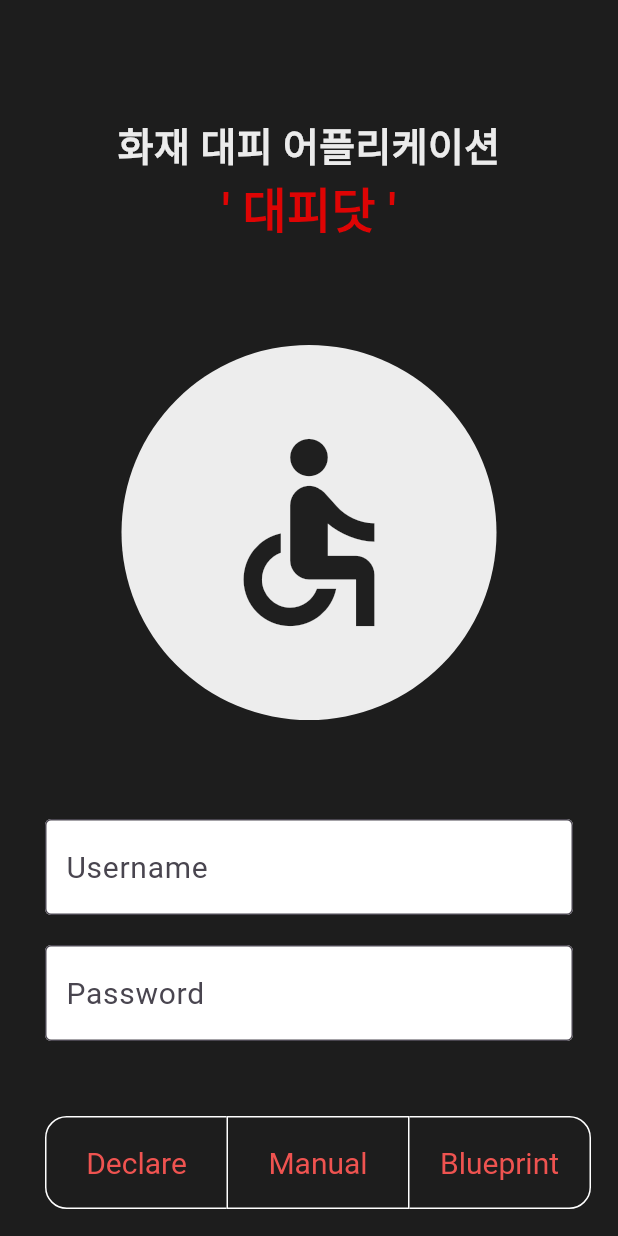
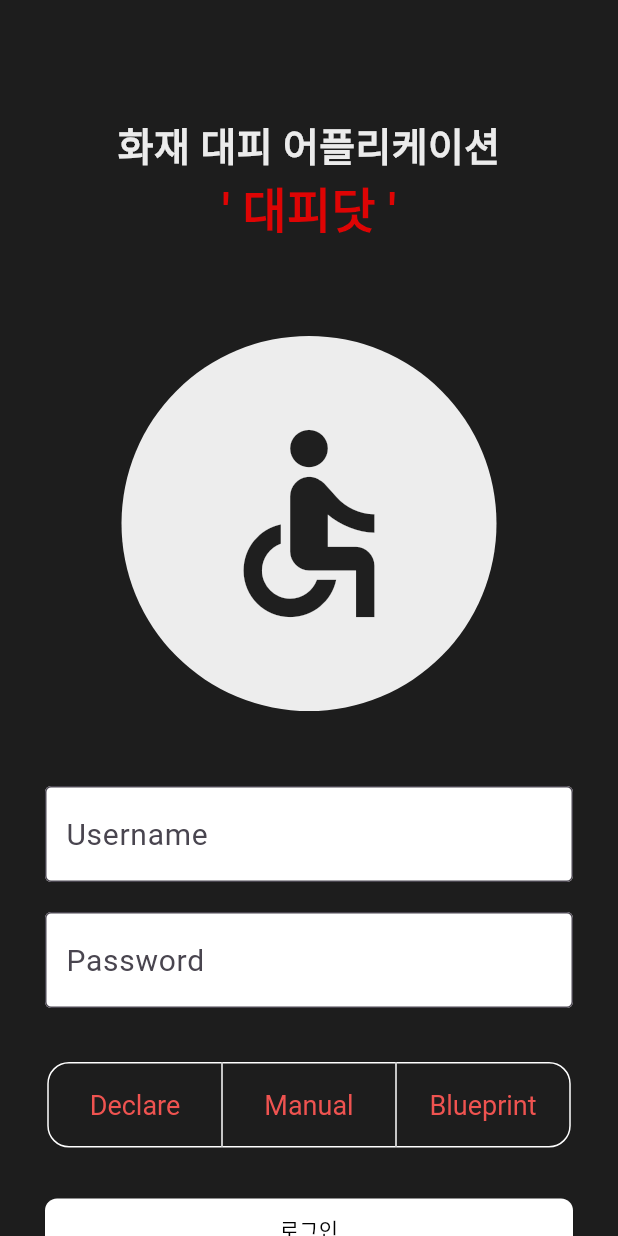
Before and after one commit to Fire-Evacuation-Aplication-for-Disabled/main, a Flutter app: the screen it shows after launch, on a phone screen of 412 x 824 dp. Run offline on Flutter 3.47's test engine with Material 3 defaults, Android fonts, the light colour scheme and no system bars.

Commit message:
Style: overflow 해결

```diff
--- a/lib/Screens/login.dart
+++ b/lib/Screens/login.dart
@@ -4,11 +4,13 @@
 // *
 // *             작성자 : 임준용
 // *
-// *             마지막 수정일 : 2024.10.06
+// *             마지막 수정일 : 2024.10.16
 // *
 // *             파일 내용 : 어플리케이션 '대피닷'의 login screen 개발
 // *
 // ******************************************************************
+
+// 비율은 Medium Phone 사이즈에 맞추었고, 추후에 반응형으로 만들 예정
 
 // TO DO : 전체적인 컨셉에 따라 디자인 변경, 로그인 firebase와 연결, 비율(디자인) 관리(sized box 삭제)
 
@@ -77,10 +79,10 @@ class _LoginScreenState extends State<LoginScreen> {
                   ),
                 ),
                 const SizedBox(
-                  height: 66,
+                  height: 60,
                 ),
 
-                // 아이콘 컨테이너
+                // 아이콘
                 Center(
                   child: Container(
                     decoration: const BoxDecoration(
@@ -97,7 +99,7 @@ class _LoginScreenState extends State<LoginScreen> {
                   ),
                 ),
                 const SizedBox(
-                  height: 66,
+                  height: 50,
                 ),
 
                 // id 입력 받는 inputBox
@@ -154,7 +156,7 @@ class _LoginScreenState extends State<LoginScreen> {
                   ],
                 ),
                 const SizedBox(
-                  height: 50,
+                  height: 36,
                 ),
 
                 // 장애 유형 선택 버튼
@@ -178,14 +180,14 @@ class _LoginScreenState extends State<LoginScreen> {
                             const BorderRadius.all(Radius.circular(14)),
                         borderColor: Colors.white,
                         textStyle: const TextStyle(
-                            fontSize: 20, fontWeight: FontWeight.w400),
+                            fontSize: 18, fontWeight: FontWeight.w400),
                         selectedBorderColor: Colors.red[700],
                         selectedColor: Colors.white,
                         fillColor: const Color.fromARGB(139, 255, 67, 67),
                         color: Colors.red[400],
                         constraints: const BoxConstraints(
-                          minHeight: 60.0,
-                          minWidth: 120.0,
+                          minHeight: 55.0,
+                          minWidth: 115.0,
                         ),
                         isSelected: _selectedDisableType,
                         children: disableType,
@@ -199,7 +201,10 @@ class _LoginScreenState extends State<LoginScreen> {
                 ),
 
                 // 로그인 버튼 추후 pushAndRemoveUntil로 변경?
-                ElevatedButton(
+                Row(
+                  children: [
+                    Expanded(
+                      child: ElevatedButton(
                         style: ElevatedButton.styleFrom(
                           backgroundColor: Colors.white,
                           shape: RoundedRectangleBorder(
@@ -239,6 +244,9 @@ class _LoginScreenState extends State<LoginScreen> {
                           ),
                         ),
                       ),
+                    ),
+                  ],
+                ),
               ],
             ),
           ),
```
Also changed, not shown: lib/widgets/declare.dart (+20 -15 lines). Lines whose indentation alone changed are shown as unchanged.
